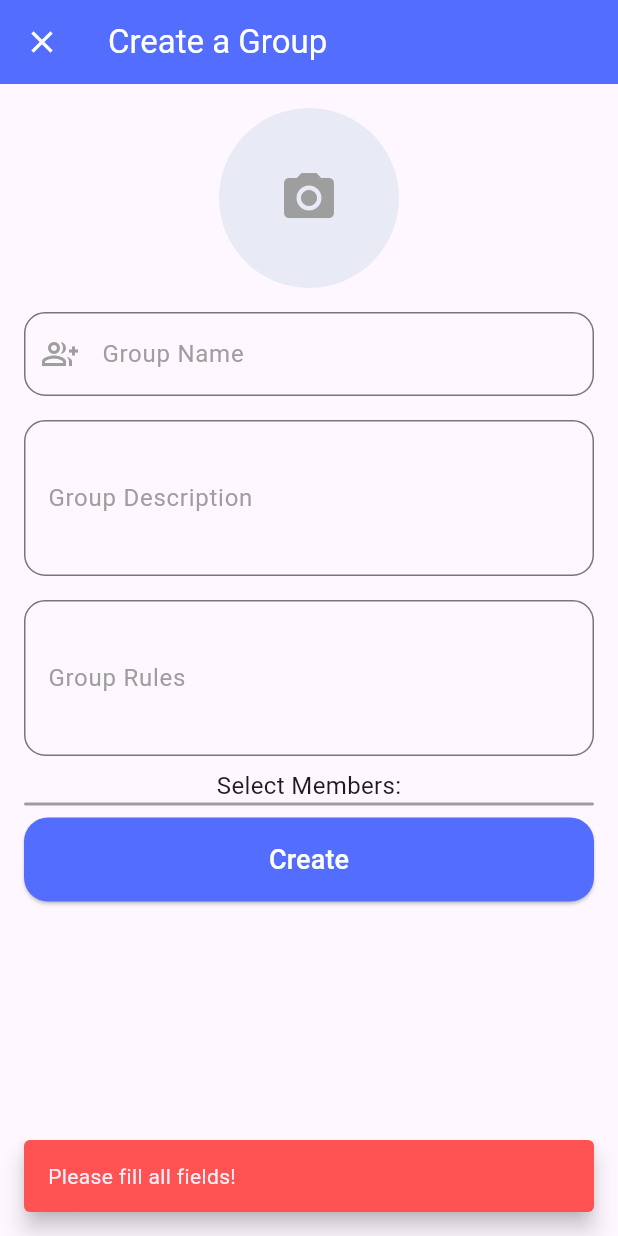
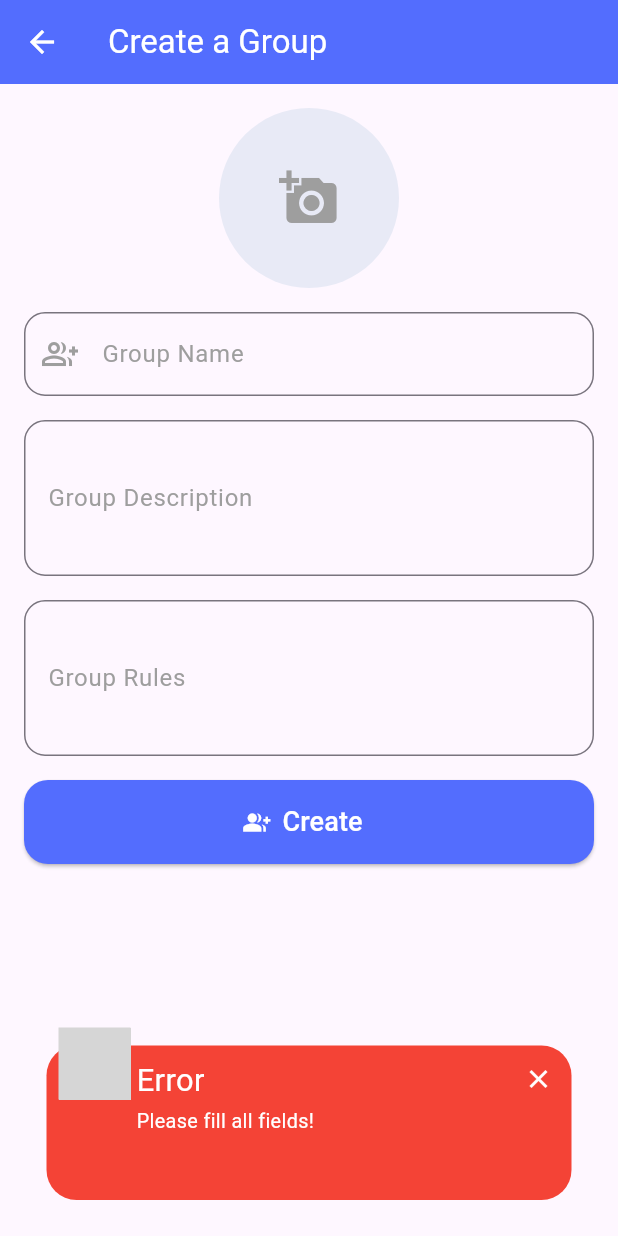
Before and after one commit to KhuzaimaAwan47/FYP, a Flutter app: the CreateGroup screen opened directly, after a tap on "Create", on a phone screen of 412 x 824 dp. Run offline on Flutter 3.47's test engine with Material 3 defaults, Android fonts, the phone set to English and light mode, and no system bars; drawn by our look-alikes of awesome_snackbar_content; our stand-ins replace auto_size_text, cached_network_image, cloud_firestore, custom_navigation_bar, firebase_auth, firebase_core and 5 more; accounts and stored records are empty; grey boxes are pictures that could not be loaded.

Commit message:
In create_group.dart the members logic is changed,Now group profile image validation is added.

```diff
--- a/lib/pages/Freelancer_Screens/create_group.dart
+++ b/lib/pages/Freelancer_Screens/create_group.dart
@@ -4,6 +4,7 @@ import 'package:firebase_auth/firebase_auth.dart';
 import 'package:firebase_storage/firebase_storage.dart';
 import 'package:flutter/material.dart';
 import 'package:image_picker/image_picker.dart';
+import 'package:my_fyp/utlis/snack_bars.dart';
 
 class CreateGroup extends StatefulWidget {
 
@@ -54,14 +55,10 @@ class _CreateGroupState extends State<CreateGroup> {
             userEmail = userDoc['email'];
           });
         } else {
-          ScaffoldMessenger.of(context).showSnackBar(
-            const SnackBar(content: Text('User name not found!')),
-          );
+          return;
         }
       } catch (e) {
-        ScaffoldMessenger.of(context).showSnackBar(
-          SnackBar(content: Text('Error: $e')),
-        );
+        return;
       }
     }
   }
@@ -94,9 +91,7 @@ class _CreateGroupState extends State<CreateGroup> {
         freelancersList = freelancers;
       });
     } catch (e) {
-      ScaffoldMessenger.of(context).showSnackBar(
-        SnackBar(content: Text('Error fetching freelancers: $e')),
-      );
+      return;
     }
   }
 
@@ -107,39 +102,21 @@ class _CreateGroupState extends State<CreateGroup> {
       String groupRules = groupRulesController.text;
 
       if (groupName.isEmpty || groupDescription.isEmpty || groupRules.isEmpty) {
-        ScaffoldMessenger.of(context).showSnackBar(
-          const SnackBar(
-            backgroundColor: Colors.redAccent,
-            behavior: SnackBarBehavior.floating,
-            margin: EdgeInsets.only(bottom: 16.0, left: 16.0, right: 16.0),
-            duration: Duration(seconds: 3),
-            content: Text('Please fill all fields!'),
-          ),
-        );
+        showErrorSnackbar(context, 'Please fill all fields!');
+        return;
+      }
+      if (_profileImage == null) {
+        showErrorSnackbar(context, 'Please Select a Group Profile Image!');
         return;
       }
 
       User? user = _auth.currentUser;
       if (user == null) {
-        ScaffoldMessenger.of(context).showSnackBar(
-          const SnackBar(content: Text('No user is logged in!')),
-        );
         return;
       }
 
-      Set<String> allMembers = Set.from(
-          selectedFreelancerEmails.where((email) => userEmail.isNotEmpty));
-      if (userEmail.isNotEmpty) {
-        allMembers.add(userEmail);
-      }
-      groupMembers = allMembers.toList();
-
-      if (_profileImage != null) {
-        // Upload image to Firebase Storage and get the URL
-        // Add Firebase Storage implementation here if needed
-        imageUrl = await uploadGroupImage(
-            _profileImage!); // Replace this with actual URL after upload
-      }
+      List<String> groupMembers = [userEmail];
+      imageUrl = await uploadGroupImage(_profileImage!);
 
       await _firestore.collection('groups')
           .add({
@@ -153,16 +130,7 @@ class _CreateGroupState extends State<CreateGroup> {
         'profile_image': imageUrl,
         'created_at': FieldValue.serverTimestamp(),
       });
-
-      ScaffoldMessenger.of(context).showSnackBar(
-        const SnackBar(
-          backgroundColor: Colors.green,
-          behavior: SnackBarBehavior.floating,
-          margin: EdgeInsets.only(bottom: 16.0, left: 16.0, right: 16.0),
-          content: Text('Group created successfully!'),
-        ),
-      );
-
+      showSuccessSnackbar(context, 'Group created successfully!');
       Navigator.pop(context);
     } catch (e) {
       ScaffoldMessenger.of(context).showSnackBar(
@@ -218,12 +186,6 @@ class _CreateGroupState extends State<CreateGroup> {
     return Scaffold(
       appBar: AppBar(
         title: const Text('Create a Group'),
-        leading: IconButton(
-          onPressed: () {
-            Navigator.pop(context);
-          },
-          icon: const Icon(Icons.close),
-        ),
       ),
       body: SingleChildScrollView(
         padding: const EdgeInsets.all(16.0),
@@ -238,7 +200,7 @@ class _CreateGroupState extends State<CreateGroup> {
                     _profileImage != null ? FileImage(_profileImage!) : null,
                 child: _profileImage == null
                     ? const Icon(
-                        Icons.camera_alt,
+                        Icons.add_a_photo,
                         size: 40,
                         color: Colors.grey,
                       )
@@ -292,59 +254,59 @@ class _CreateGroupState extends State<CreateGroup> {
                 ),
               ),
             ),
-            const SizedBox(height: 8.0),
-            const Text('Select Members:', style: TextStyle(fontSize: 16)),
-            SingleChildScrollView(
-              child: Container(
-                decoration: BoxDecoration(
-                  border: Border.all(width: 1.0, color: Colors.grey),
-                  borderRadius: BorderRadius.circular(16),
-                ),
-                child: ListView.builder(
-                  shrinkWrap: true,
-                  physics: NeverScrollableScrollPhysics(),
-                  itemCount: freelancersList.length,
-                  itemBuilder: (context, index) => CheckboxListTile(
-                    title: Text(freelancersList[index]['email']),
-                    value: selectedFreelancerEmails
-                        .contains(freelancersList[index]['email']),
-                    onChanged: (value) => setState(() {
-                      if (value!) {
-                        selectedFreelancerEmails
-                            .add(freelancersList[index]['email']);
-                      } else {
-                        selectedFreelancerEmails
-                            .remove(freelancersList[index]['email']);
-                      }
-                    }),
-                  ),
-                ),
-              ),
-            ),
-            const SizedBox(height: 8.0),
-            Column(
-              children: [
-                if (userEmail.isNotEmpty ||
-                    selectedFreelancerEmails
-                        .isNotEmpty) // Conditionally render Wrap
-                  Wrap(
-                    spacing: 8.0,
-                    runSpacing: 4.0,
-                    children: [
-                      if (userEmail.isNotEmpty) // Display current user's email
-                        Chip(label: Text(userEmail)),
-                      ...selectedFreelancerEmails
-                          .map((email) => Chip(
-                                label: Text(email),
-                                onDeleted: () => setState(() =>
-                                    selectedFreelancerEmails.remove(email)),
-                              ))
-                          .toList(),
-                    ],
-                  ),
-              ],
-            ),
-            ElevatedButton(
+            const SizedBox(height: 16.0),
+            // const Text('Select Members:', style: TextStyle(fontSize: 16)),
+            // SingleChildScrollView(
+            //   child: Container(
+            //     decoration: BoxDecoration(
+            //       border: Border.all(width: 1.0, color: Colors.grey),
+            //       borderRadius: BorderRadius.circular(16),
+            //     ),
+            //     child: ListView.builder(
+            //       shrinkWrap: true,
+            //       physics: NeverScrollableScrollPhysics(),
+            //       itemCount: freelancersList.length,
+            //       itemBuilder: (context, index) => CheckboxListTile(
+            //         title: Text(freelancersList[index]['email']),
+            //         value: selectedFreelancerEmails
+            //             .contains(freelancersList[index]['email']),
+            //         onChanged: (value) => setState(() {
+            //           if (value!) {
+            //             selectedFreelancerEmails
+            //                 .add(freelancersList[index]['email']);
+            //           } else {
+            //             selectedFreelancerEmails
+            //                 .remove(freelancersList[index]['email']);
+            //           }
+            //         }),
+            //       ),
+            //     ),
+            //   ),
+            // ),
+            // const SizedBox(height: 8.0),
+            // Column(
+            //   children: [
+            //     if (userEmail.isNotEmpty ||
+            //         selectedFreelancerEmails
+            //             .isNotEmpty) // Conditionally render Wrap
+            //       Wrap(
+            //         spacing: 8.0,
+            //         runSpacing: 4.0,
+            //         children: [
+            //           if (userEmail.isNotEmpty) // Display current user's email
+            //             Chip(label: Text(userEmail)),
+            //           ...selectedFreelancerEmails
+            //               .map((email) => Chip(
+            //                     label: Text(email),
+            //                     onDeleted: () => setState(() =>
+            //                         selectedFreelancerEmails.remove(email)),
+            //                   ))
+            //               ,
+            //         ],
+            //       ),
+            //   ],
+            // ),
+            ElevatedButton.icon(
               style: ElevatedButton.styleFrom(
                 backgroundColor: Colors.indigoAccent,
                 minimumSize: Size(double.infinity, 56),
@@ -353,10 +315,15 @@ class _CreateGroupState extends State<CreateGroup> {
                 ),
               ),
               onPressed: createGroup,
-              child: const Text(
+              label: const Text(
                 'Create',
                 style: TextStyle(fontSize: 18, color: Colors.white),
               ),
+              icon: const Icon(
+                Icons.group_add,
+                color: Colors.white,
+              ),
+
             ),
           ],
         ),
```
